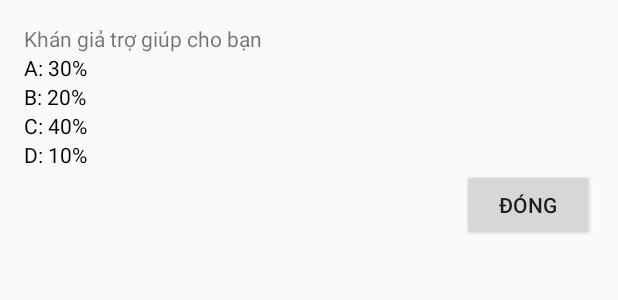
After one commit to trinhsytuan/AiLaTrieuPhu2, an Android app: the layout layout_help_tp.xml on its own in the app's theme, with its tools: preview values and no code run, on a phone screen of 412 x 824 dp. The commit adds this screen. Shown: the top 300 px of the screen. Run offline under Robolectric (Android 15) with nearby library versions, the phone set to English and light mode, and no system bars; network calls fail.

Commit message:
Update 5050

```diff
--- a/app/src/main/AndroidManifest.xml
+++ b/app/src/main/AndroidManifest.xml
@@ -12,6 +12,9 @@
         android:supportsRtl="true"
         android:theme="@style/Theme.AiLaTrieuPhu"
         tools:targetApi="31">
+        <activity
+            android:name=".custom_khan_gia"
+            android:exported="false" />
         <activity
             android:name=".WinGame"
             android:exported="false" />
--- /dev/null
+++ b/app/src/main/res/layout/layout_help_tp.xml
@@ -0,0 +1,53 @@
+<?xml version="1.0" encoding="utf-8"?>
+<LinearLayout xmlns:android="http://schemas.android.com/apk/res/android"
+    android:layout_width="match_parent"
+    android:layout_height="wrap_content"
+    android:layout_gravity="right"
+    android:orientation="vertical"
+    android:padding="16dp">
+
+    <TextView
+        android:layout_width="wrap_content"
+        android:layout_height="wrap_content"
+        android:text="Khán giả trợ giúp cho bạn" />
+
+    <RadioGroup
+        android:layout_width="match_parent"
+        android:layout_height="wrap_content">
+
+        <TextView
+            android:id="@+id/trogiupa"
+            android:layout_width="wrap_content"
+            android:layout_height="wrap_content"
+            android:textColor="#000000"
+            android:text="A: 30%" />
+
+        <TextView
+            android:id="@+id/trogiupb"
+            android:layout_width="wrap_content"
+            android:layout_height="wrap_content"
+            android:textColor="#000000"
+            android:text="B: 20%" />
+
+        <TextView
+            android:id="@+id/trogiupc"
+            android:layout_width="wrap_content"
+            android:layout_height="wrap_content"
+            android:textColor="#000000"
+            android:text="C: 40%" />
+
+        <TextView
+            android:id="@+id/trogiupd"
+            android:layout_width="wrap_content"
+            android:layout_height="wrap_content"
+            android:textColor="#000000"
+            android:text="D: 10%" />
+    </RadioGroup>
+
+    <Button
+        android:id="@+id/btnDongTroGiupKhanGia"
+        android:layout_width="wrap_content"
+        android:layout_height="wrap_content"
+        android:layout_gravity="right"
+        android:text="Đóng" />
+</LinearLayout>
```
Also changed, not shown: app/src/main/java/com/example/ailatrieuphu/ai_la_trieu_phu_player.java (+46 -2 lines), app/src/main/res/layout/activity_custom_khan_gia.xml (+0 -44 lines).
